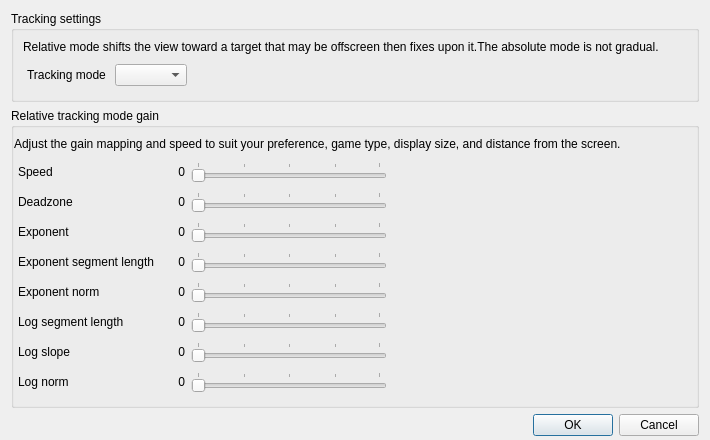
Before: the Qt Designer form tracker-tobii-eyex/tobii-eyex-dialog.ui in opentrack/opentrack, drawn with Qt 5.
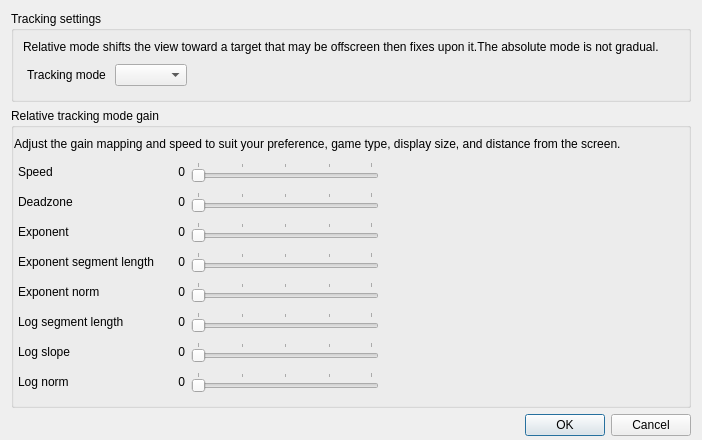
After: the same form once the commit is applied. Icons and pictures are not drawn. Custom widgets are drawn as their Qt base class.

Commit message: tracker/tobii: flush further work. it's still broken.

Patch:
```diff
--- a/tracker-tobii-eyex/tobii-eyex-dialog.ui
+++ b/tracker-tobii-eyex/tobii-eyex-dialog.ui
@@ -6,7 +6,7 @@
    <rect>
     <x>0</x>
     <y>0</y>
-    <width>710</width>
+    <width>702</width>
     <height>440</height>
    </rect>
   </property>
@@ -88,8 +88,8 @@
            </property>
            <property name="sizeHint" stdset="0">
             <size>
-             <width>510</width>
-             <height>17</height>
+             <width>10</width>
+             <height>0</height>
             </size>
            </property>
           </spacer>
```
The commit also changes 6 other files.
